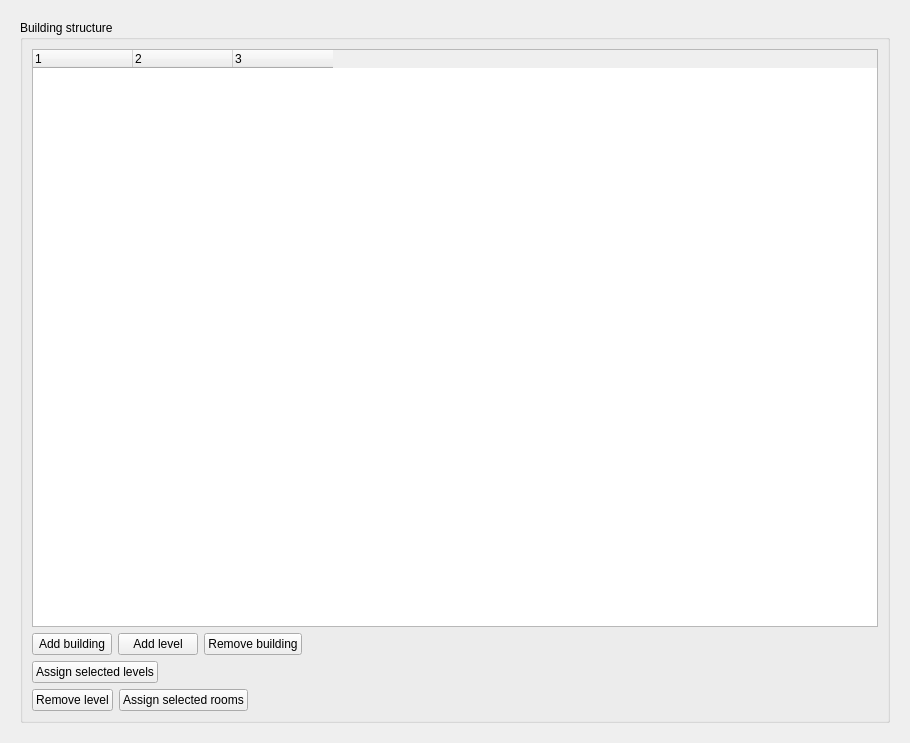
The window that SIM-VICUS/src/SVPropFloorManagerWidget.ui (ghorwin/SIM-VICUS) describes before a commit, drawn with Qt 5.
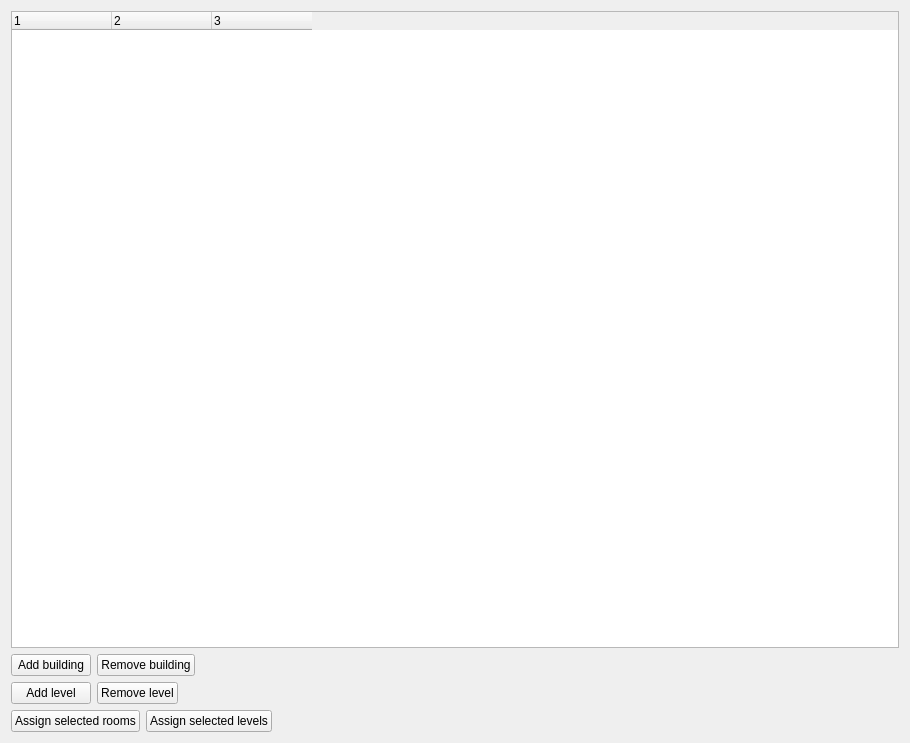
The same window after the commit. Icons and pictures are not drawn.

Commit message: Updated Building property widgets

```diff
--- a/SIM-VICUS/src/SVPropFloorManagerWidget.ui
+++ b/SIM-VICUS/src/SVPropFloorManagerWidget.ui
@@ -15,16 +15,6 @@
   </property>
   <layout class="QVBoxLayout" name="verticalLayout">
    <item>
-    <widget class="QStackedWidget" name="stackedWidget">
-     <widget class="QWidget" name="page">
-      <layout class="QVBoxLayout" name="verticalLayoutPage">
-       <item>
-        <widget class="QGroupBox" name="groupBox">
-         <property name="title">
-          <string>Building structure</string>
-         </property>
-         <layout class="QVBoxLayout" name="verticalLayout_2">
-          <item>
            <widget class="QTreeWidget" name="treeWidget">
             <property name="alternatingRowColors">
              <bool>true</bool>
@@ -53,7 +43,7 @@
            </widget>
           </item>
           <item>
-           <layout class="QHBoxLayout" name="horizontalLayout_3">
+    <layout class="QHBoxLayout" name="horizontalLayout_4">
             <item>
              <widget class="QPushButton" name="pushButtonAddBuilding">
               <property name="text">
@@ -65,17 +55,6 @@
               </property>
              </widget>
             </item>
-            <item>
-             <widget class="QPushButton" name="pushButtonAddLevel">
-              <property name="text">
-               <string>Add level</string>
-              </property>
-              <property name="icon">
-               <iconset resource="../resources/SIM-VICUS.qrc">
-                <normaloff>:/gfx/actions/24x24/plus.png</normaloff>:/gfx/actions/24x24/plus.png</iconset>
-              </property>
-             </widget>
-            </item>
             <item>
              <widget class="QPushButton" name="pushButtonRemoveBuilding">
               <property name="text">
@@ -103,31 +82,18 @@
            </layout>
           </item>
           <item>
-           <layout class="QHBoxLayout" name="horizontalLayout_2">
+    <layout class="QHBoxLayout" name="horizontalLayout_6">
             <item>
-             <widget class="QPushButton" name="pushButtonAssignLevel">
+      <widget class="QPushButton" name="pushButtonAddLevel">
               <property name="text">
-               <string>Assign selected levels</string>
+        <string>Add level</string>
+       </property>
+       <property name="icon">
+        <iconset resource="../resources/SIM-VICUS.qrc">
+         <normaloff>:/gfx/actions/24x24/plus.png</normaloff>:/gfx/actions/24x24/plus.png</iconset>
               </property>
              </widget>
             </item>
-            <item>
-             <spacer name="horizontalSpacer">
-              <property name="orientation">
-               <enum>Qt::Horizontal</enum>
-              </property>
-              <property name="sizeHint" stdset="0">
-               <size>
-                <width>51</width>
-                <height>20</height>
-               </size>
-              </property>
-             </spacer>
-            </item>
-           </layout>
-          </item>
-          <item>
-           <layout class="QHBoxLayout" name="horizontalLayout">
             <item>
              <widget class="QPushButton" name="pushButtonRemoveLevel">
               <property name="text">
@@ -140,6 +106,23 @@
              </widget>
             </item>
             <item>
+      <spacer name="horizontalSpacer_6">
+       <property name="orientation">
+        <enum>Qt::Horizontal</enum>
+       </property>
+       <property name="sizeHint" stdset="0">
+        <size>
+         <width>40</width>
+         <height>20</height>
+        </size>
+       </property>
+      </spacer>
+     </item>
+    </layout>
+   </item>
+   <item>
+    <layout class="QHBoxLayout" name="horizontalLayout_5">
+     <item>
              <widget class="QPushButton" name="pushButtonAssignRooms">
               <property name="text">
                <string>Assign selected rooms</string>
@@ -147,27 +130,26 @@
              </widget>
             </item>
             <item>
-             <spacer name="horizontalSpacer_2">
+      <widget class="QPushButton" name="pushButtonAssignLevel">
+       <property name="text">
+        <string>Assign selected levels</string>
+       </property>
+      </widget>
+     </item>
+     <item>
+      <spacer name="horizontalSpacer_5">
               <property name="orientation">
                <enum>Qt::Horizontal</enum>
               </property>
               <property name="sizeHint" stdset="0">
                <size>
-                <width>40</width>
+         <width>51</width>
                 <height>20</height>
                </size>
               </property>
              </spacer>
             </item>
            </layout>
-          </item>
-         </layout>
-        </widget>
-       </item>
-      </layout>
-     </widget>
-     <widget class="QWidget" name="page_2"/>
-    </widget>
    </item>
   </layout>
  </widget>
```
Left out of the diff: 2 changed lines with no effect on the pictures. Lines whose indentation alone changed are shown as unchanged. The commit also changes 16 other files.
